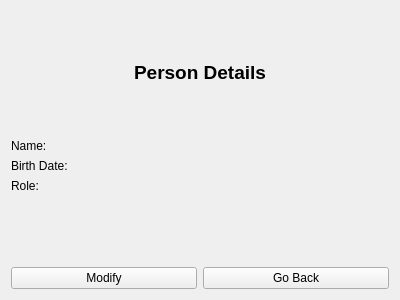
Before: the Qt Designer form FilmManager/personviewwidget.ui in Zachaly/Jipp_Projekt_ZS_NS, drawn with Qt 5.
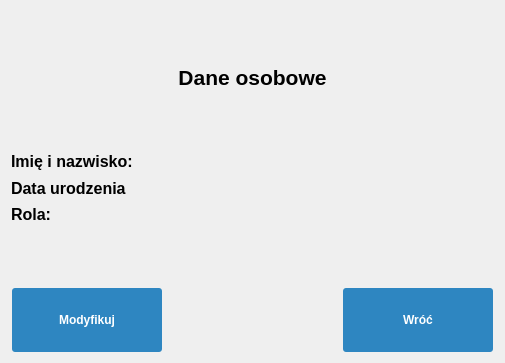
After: the same form once the commit is applied.

Patch:
```diff
--- a/FilmManager/personviewwidget.ui
+++ b/FilmManager/personviewwidget.ui
@@ -6,8 +6,8 @@
    <rect>
     <x>0</x>
     <y>0</y>
-    <width>400</width>
-    <height>300</height>
+    <width>505</width>
+    <height>363</height>
    </rect>
   </property>
   <property name="windowTitle">
@@ -18,12 +18,12 @@
     <widget class="QLabel" name="titleLabel">
      <property name="font">
       <font>
-       <pointsize>14</pointsize>
+       <pointsize>16</pointsize>
        <bold>true</bold>
       </font>
      </property>
      <property name="text">
-      <string>Person Details</string>
+      <string>Dane osobowe</string>
      </property>
      <property name="alignment">
       <set>Qt::AlignmentFlag::AlignCenter</set>
@@ -34,43 +34,77 @@
     <layout class="QFormLayout" name="formLayout">
      <item row="0" column="0">
       <widget class="QLabel" name="nameLabel">
+       <property name="font">
+        <font>
+         <pointsize>12</pointsize>
+         <bold>true</bold>
+        </font>
+       </property>
        <property name="text">
-        <string>Name:</string>
+        <string>Imię i nazwisko:</string>
        </property>
       </widget>
      </item>
      <item row="0" column="1">
       <widget class="QLabel" name="personNameLabel">
-       <property name="text">
-        <string/>
+       <property name="font">
+        <font>
+         <pointsize>14</pointsize>
+         <bold>true</bold>
+        </font>
+       </property>
+       <property name="styleSheet">
+        <string notr="true">color: #2E86C1;</string>
        </property>
       </widget>
      </item>
      <item row="1" column="0">
       <widget class="QLabel" name="birthDateTextLabel">
+       <property name="font">
+        <font>
+         <pointsize>12</pointsize>
+         <bold>true</bold>
+        </font>
+       </property>
        <property name="text">
-        <string>Birth Date:</string>
+        <string>Data urodzenia</string>
        </property>
       </widget>
      </item>
      <item row="1" column="1">
       <widget class="QLabel" name="birthDateLabel">
-       <property name="text">
-        <string/>
+       <property name="font">
+        <font>
+         <pointsize>13</pointsize>
+        </font>
+       </property>
+       <property name="styleSheet">
+        <string notr="true">color: #117A65;</string>
        </property>
       </widget>
      </item>
      <item row="2" column="0">
       <widget class="QLabel" name="roleLabel">
+       <property name="font">
+        <font>
+         <pointsize>12</pointsize>
+         <bold>true</bold>
+        </font>
+       </property>
        <property name="text">
-        <string>Role:</string>
+        <string>Rola:</string>
        </property>
       </widget>
      </item>
      <item row="2" column="1">
       <widget class="QLabel" name="personRoleLabel">
-       <property name="text">
-        <string/>
+       <property name="font">
+        <font>
+         <pointsize>13</pointsize>
+        </font>
+       </property>
+       <property name="styleSheet">
+        <string notr="true">color: #D35400;</string>
        </property>
       </widget>
      </item>
@@ -78,20 +112,119 @@
    </item>
    <item>
     <layout class="QHBoxLayout" name="buttonLayout">
+     <property name="spacing">
+      <number>20</number>
+     </property>
+     <item>
+      <spacer name="horizontalSpacer">
+       <property name="orientation">
+        <enum>Qt::Orientation::Horizontal</enum>
+       </property>
+       <property name="sizeHint" stdset="0">
+        <size>
+         <width>40</width>
+         <height>20</height>
+        </size>
+       </property>
+      </spacer>
+     </item>
      <item>
       <widget class="QPushButton" name="modifyButton">
+       <property name="enabled">
+        <bool>true</bool>
+       </property>
+       <property name="sizePolicy">
+        <sizepolicy hsizetype="Fixed" vsizetype="Fixed">
+         <horstretch>0</horstretch>
+         <verstretch>0</verstretch>
+        </sizepolicy>
+       </property>
+       <property name="minimumSize">
+        <size>
+         <width>150</width>
+         <height>44</height>
+        </size>
+       </property>
+       <property name="maximumSize">
+        <size>
+         <width>200</width>
+         <height>64</height>
+        </size>
+       </property>
+       <property name="font">
+        <font>
+         <pointsize>9</pointsize>
+         <bold>true</bold>
+        </font>
+       </property>
+       <property name="styleSheet">
+        <string notr="true">background-color: #2E86C1; color: white; border-radius: 3px; padding: 1px;</string>
+       </property>
        <property name="text">
-        <string>Modify</string>
+        <string>Modyfikuj</string>
        </property>
       </widget>
      </item>
+     <item>
+      <spacer name="horizontalSpacer_2">
+       <property name="orientation">
+        <enum>Qt::Orientation::Horizontal</enum>
+       </property>
+       <property name="sizeHint" stdset="0">
+        <size>
+         <width>200</width>
+         <height>20</height>
+        </size>
+       </property>
+      </spacer>
+     </item>
      <item>
       <widget class="QPushButton" name="goBackButton">
+       <property name="sizePolicy">
+        <sizepolicy hsizetype="Fixed" vsizetype="Fixed">
+         <horstretch>0</horstretch>
+         <verstretch>0</verstretch>
+        </sizepolicy>
+       </property>
+       <property name="minimumSize">
+        <size>
+         <width>150</width>
+         <height>44</height>
+        </size>
+       </property>
+       <property name="maximumSize">
+        <size>
+         <width>200</width>
+         <height>64</height>
+        </size>
+       </property>
+       <property name="font">
+        <font>
+         <pointsize>9</pointsize>
+         <bold>true</bold>
+        </font>
+       </property>
+       <property name="styleSheet">
+        <string notr="true">background-color: #2E86C1; color: white; border-radius: 3px; padding: 1px;</string>
+       </property>
        <property name="text">
-        <string>Go Back</string>
+        <string>Wróć</string>
        </property>
       </widget>
      </item>
+     <item>
+      <spacer name="horizontalSpacer_3">
+       <property name="orientation">
+        <enum>Qt::Orientation::Horizontal</enum>
+       </property>
+       <property name="sizeHint" stdset="0">
+        <size>
+         <width>40</width>
+         <height>20</height>
+        </size>
+       </property>
+      </spacer>
+     </item>
     </layout>
    </item>
   </layout>
```
